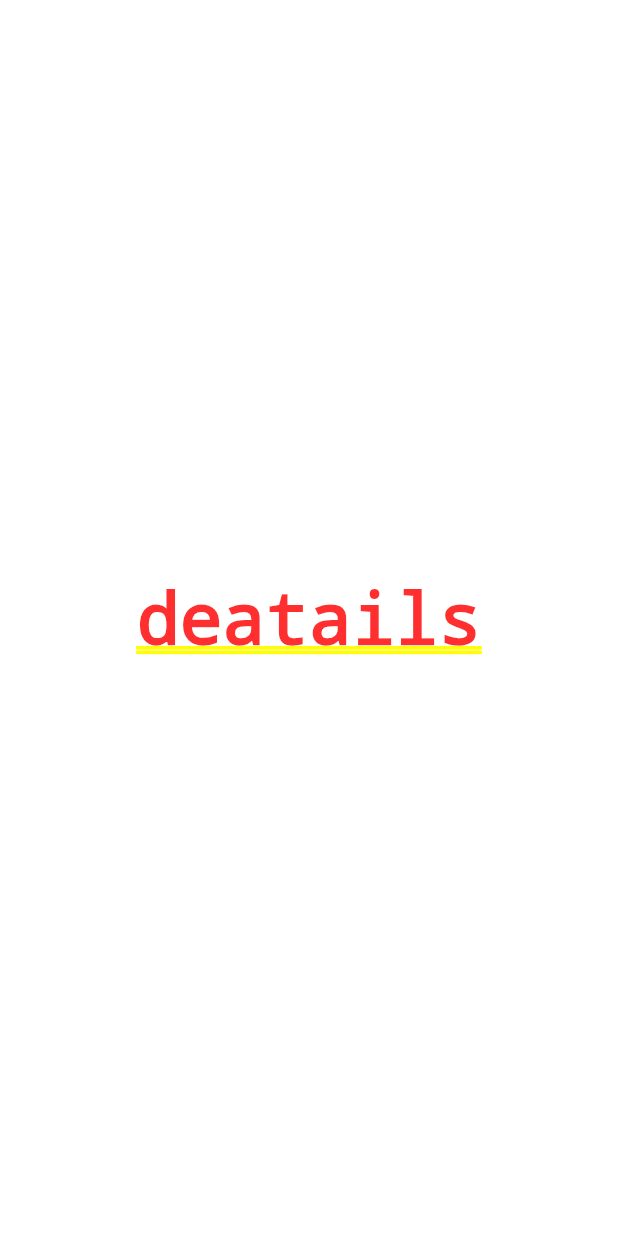
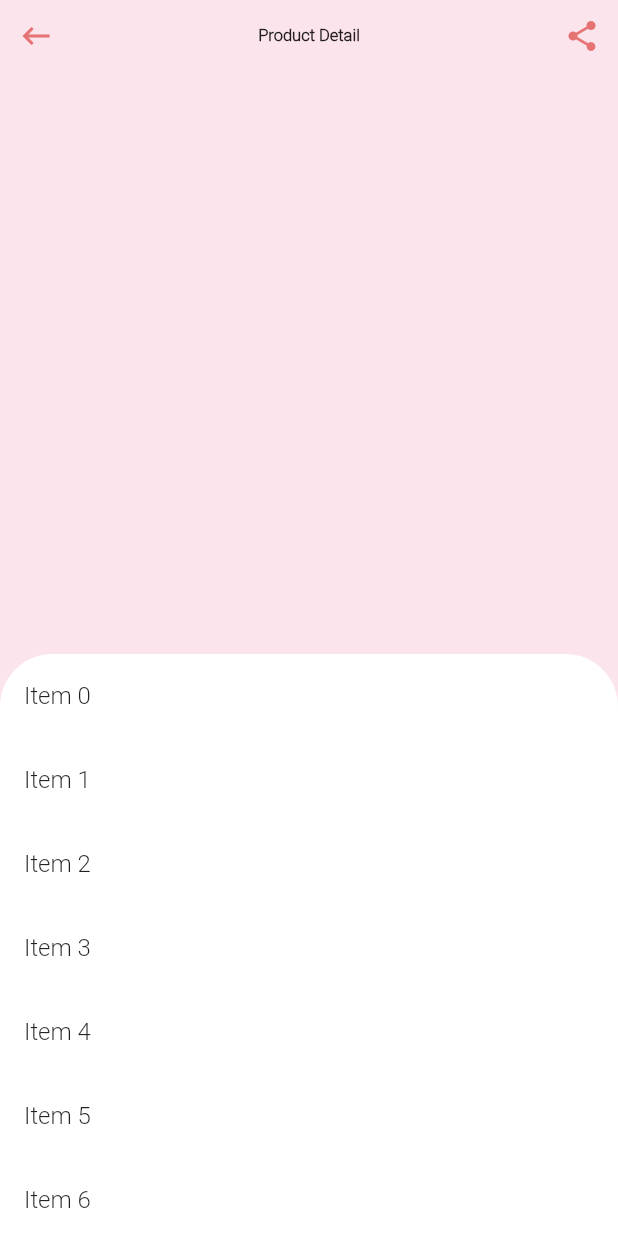
Before and after one commit to mahmoud-eslami/dessert_time, a Flutter app: the screen it shows after launch, after a tap on "IRAN", on a phone screen of 412 x 824 dp. Run offline on Flutter 3.47's test engine with Material 2 defaults, Android fonts, the phone set to English and light mode, and no system bars; our stand-ins replace bloc, dio, equatable, flutter_bloc; network calls fail.

Commit message:
add navigator.pop to back icon in dessert detail page

```diff
--- a/lib/main.dart
+++ b/lib/main.dart
@@ -7,7 +7,7 @@ import 'bloc/dessert_bloc/dessert_event.dart';
 void main() => runApp(MyApp());
 
 class MyApp extends StatelessWidget {
-  ThemeData mainTheme = ThemeData(primarySwatch: Colors.pink,fontFamily: 'RobotoLight');
+  ThemeData mainTheme = ThemeData(primarySwatch: Colors.red,fontFamily: 'RobotoLight');
   // This widget is the root of your application.
   @override
   Widget build(BuildContext context) {
--- a/lib/pages/dessertDetails.dart
+++ b/lib/pages/dessertDetails.dart
@@ -1,11 +1,59 @@
+import 'package:dessert_time/resource/colors.dart';
 import 'package:flutter/material.dart';
 
 class DetailsPage extends StatelessWidget {
   @override
   Widget build(BuildContext context) {
-    return Container(
-      child: Center(
-        child: Text('deatails'),
+    return Scaffold(
+      backgroundColor: AppColor.detailsBkColor,
+      body: SafeArea(
+        child: Column(
+          children: <Widget>[
+            Row(
+              mainAxisAlignment: MainAxisAlignment.spaceBetween,
+              children: <Widget>[
+                IconButton(
+                    icon: Icon(
+                      Icons.keyboard_backspace,
+                      color: AppColor.detailsIconColor,
+                    ),
+                    onPressed: () {
+                      Navigator.pop(context);
+                    }),
+                Text(
+                  'Product Detail',
+                  maxLines: 1,
+                  overflow: TextOverflow.ellipsis,
+                  style: TextStyle(fontSize: 11, fontWeight: FontWeight.w900),
+                ),
+                IconButton(
+                    icon: Icon(Icons.share, color: AppColor.detailsIconColor),
+                    onPressed: () {}),
+              ],
+            ),
+            Expanded(
+              child: DraggableScrollableSheet(
+                minChildSize: 0.5,
+                maxChildSize: 0.8,
+                builder: (context, scrollController) {
+                  return Container(
+                    decoration: BoxDecoration(
+                        color: AppColor.detailsDraggableSheetColor,
+                        borderRadius:
+                            BorderRadius.vertical(top: Radius.circular(35))),
+                    child: ListView.builder(
+                      controller: scrollController,
+                      itemCount: 25,
+                      itemBuilder: (BuildContext context, int index) {
+                        return ListTile(title: Text('Item $index'));
+                      },
+                    ),
+                  );
+                },
+              ),
+            )
+          ],
+        ),
       ),
     );
   }
--- a/lib/pages/discovery.dart
+++ b/lib/pages/discovery.dart
@@ -11,7 +11,7 @@ class DiscoveryPage extends StatelessWidget {
           child: Column(
             children: <Widget>[
               Padding(
-                padding: EdgeInsets.symmetric(horizontal: 20),
+                padding: EdgeInsets.symmetric(horizontal: 20,vertical: 10),
                 child: Row(
                   mainAxisAlignment: MainAxisAlignment.spaceBetween,
                   children: <Widget>[
--- a/lib/resource/colors.dart
+++ b/lib/resource/colors.dart
@@ -3,9 +3,12 @@ import 'package:flutter/material.dart';
 class AppColor {
   static Color onlyWhite = Colors.white;
   static Color onlyBlack = Colors.black;
+  static Color detailsBkColor = Colors.pink[50];
   static Color discoveryBkColor = Colors.white;
   static Color tabBarItemColor = Colors.black;
   static Color tabBarIndicator = Colors.red[300];
+  static Color detailsIconColor = Colors.red[300];
+  static Color detailsDraggableSheetColor = Colors.white;
   static Color shopItemBorderColor = Colors.grey[200];
   static Color shopItemTextColor = Colors.black;
   static Color shopItemTimeColor = Colors.red[300];
```
